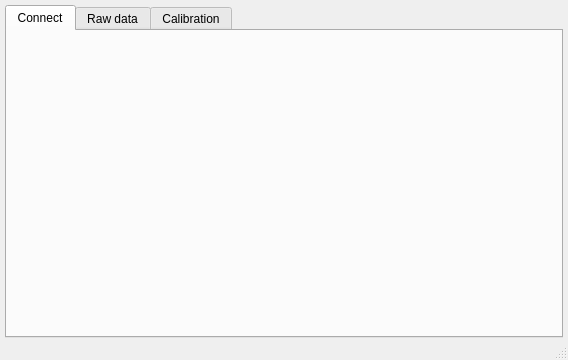
First picture: the form in tinyos-2.x/trunk/support/cpp/TestShimmer/src/MainWindow.ui, repository baharev/szte-wsn-code, before the edit.
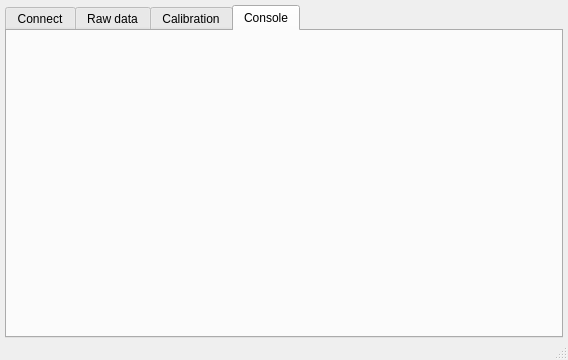
Second picture: the form after the edit. The open tabs and pages were chosen to show the change. Icons and pictures are not drawn.

Diff of the .ui file:
```diff
--- a/tinyos-2.x/trunk/support/cpp/TestShimmer/src/MainWindow.ui
+++ b/tinyos-2.x/trunk/support/cpp/TestShimmer/src/MainWindow.ui
@@ -66,6 +66,12 @@
        </attribute>
        <layout class="QVBoxLayout" name="verticalLayout_2"/>
       </widget>
+      <widget class="QWidget" name="consoleTab">
+       <attribute name="title">
+        <string>Console</string>
+       </attribute>
+       <layout class="QVBoxLayout" name="verticalLayout_4"/>
+      </widget>
      </widget>
     </item>
    </layout>
```
Left out of the diff: 4 changed lines with no effect on the pictures.
